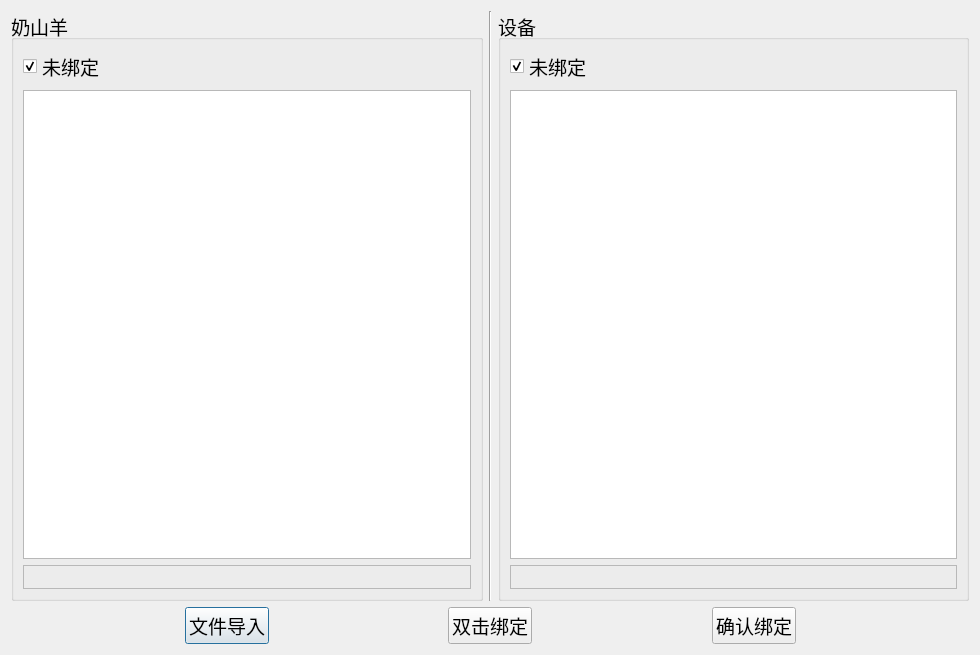
First picture: the form in bindingdialog.ui, repository po-ppy/Goat, before the edit.
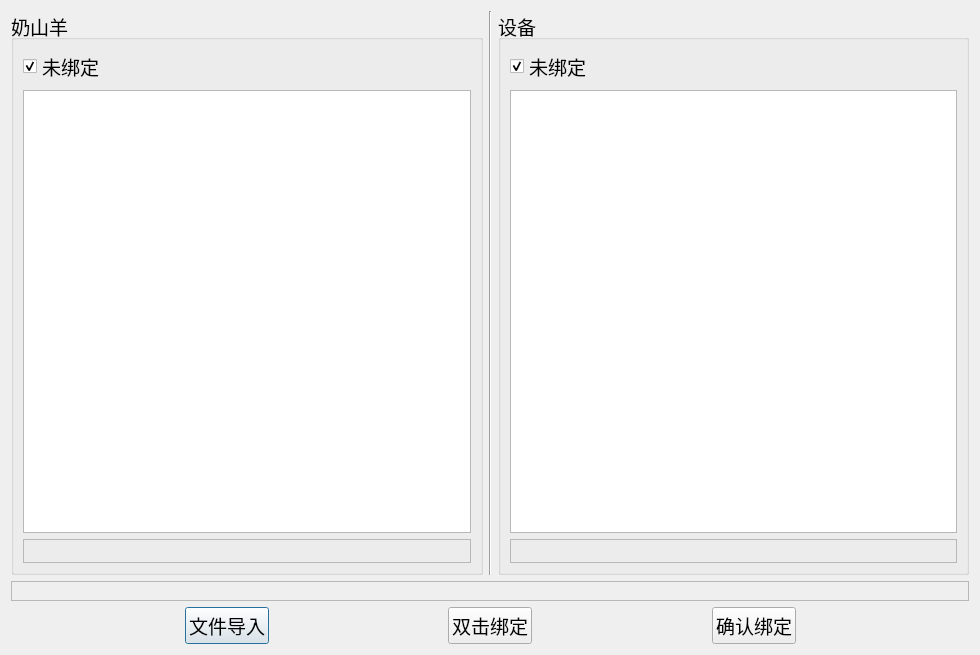
Second picture: the form after the edit.

```diff
--- a/bindingdialog.ui
+++ b/bindingdialog.ui
@@ -38,12 +38,16 @@
          </widget>
         </item>
         <item>
-         <widget class="QTableView" name="goatTableView"/>
+         <widget class="QTableView" name="goatTableView">
+          <attribute name="verticalHeaderVisible">
+           <bool>false</bool>
+          </attribute>
+         </widget>
         </item>
         <item>
          <widget class="QLabel" name="goatSelected">
           <property name="layoutDirection">
-           <enum>Qt::RightToLeft</enum>
+           <enum>Qt::LeftToRight</enum>
           </property>
           <property name="frameShape">
            <enum>QFrame::StyledPanel</enum>
@@ -51,6 +55,9 @@
           <property name="text">
            <string/>
           </property>
+          <property name="alignment">
+           <set>Qt::AlignRight|Qt::AlignTrailing|Qt::AlignVCenter</set>
+          </property>
          </widget>
         </item>
        </layout>
@@ -80,7 +87,11 @@
          </widget>
         </item>
         <item>
-         <widget class="QTableView" name="deviceTableView"/>
+         <widget class="QTableView" name="deviceTableView">
+          <attribute name="verticalHeaderVisible">
+           <bool>false</bool>
+          </attribute>
+         </widget>
         </item>
         <item>
          <widget class="QLabel" name="deviceSelected">
@@ -97,6 +108,27 @@
      </item>
     </layout>
    </item>
+   <item>
+    <widget class="QLabel" name="bindingResult">
+     <property name="font">
+      <font>
+       <pointsize>12</pointsize>
+      </font>
+     </property>
+     <property name="frameShape">
+      <enum>QFrame::StyledPanel</enum>
+     </property>
+     <property name="frameShadow">
+      <enum>QFrame::Plain</enum>
+     </property>
+     <property name="text">
+      <string/>
+     </property>
+     <property name="alignment">
+      <set>Qt::AlignCenter</set>
+     </property>
+    </widget>
+   </item>
    <item>
     <layout class="QHBoxLayout" name="horizontalLayout_2">
      <item>
```
